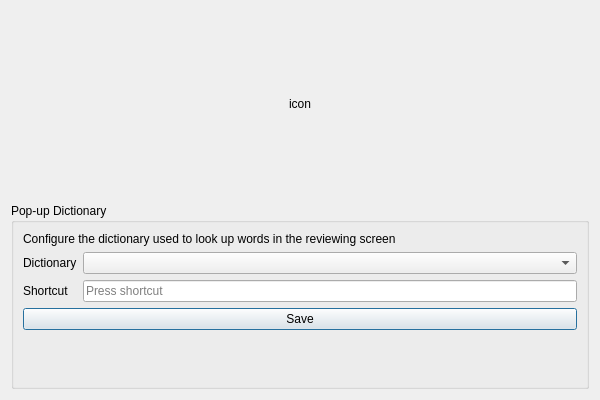
Before: the Qt Designer form designer/settings.ui in abdnh/anki-zim-reader, drawn with Qt 5.
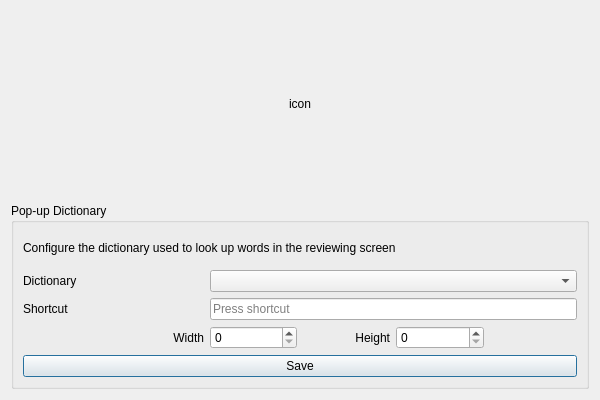
After: the same form once the commit is applied.

The edit to the form file:
```diff
--- a/designer/settings.ui
+++ b/designer/settings.ui
@@ -29,40 +29,74 @@
      <property name="title">
       <string>Pop-up Dictionary</string>
      </property>
-     <layout class="QFormLayout" name="formLayout">
-      <item row="0" column="0" colspan="2">
-       <widget class="QLabel" name="label_2">
-        <property name="text">
-         <string>Configure the dictionary used to look up words in the reviewing screen</string>
-        </property>
-       </widget>
-      </item>
-      <item row="1" column="0">
+     <layout class="QGridLayout" name="gridLayout">
+      <item row="1" column="0" colspan="2">
        <widget class="QLabel" name="label">
         <property name="text">
          <string>Dictionary</string>
         </property>
        </widget>
       </item>
-      <item row="1" column="1">
+      <item row="0" column="0" colspan="6">
+       <widget class="QLabel" name="label_2">
+        <property name="text">
+         <string>Configure the dictionary used to look up words in the reviewing screen</string>
+        </property>
+       </widget>
+      </item>
+      <item row="1" column="2" colspan="4">
        <widget class="QComboBox" name="popupDictionaryComboBox"/>
       </item>
-      <item row="3" column="0" colspan="2">
+      <item row="3" column="4">
+       <widget class="QSpinBox" name="popupHeightSpinBox">
+        <property name="maximum">
+         <number>9999</number>
+        </property>
+       </widget>
+      </item>
+      <item row="4" column="0" colspan="6">
        <widget class="QPushButton" name="saveButton">
         <property name="text">
          <string>Save</string>
         </property>
        </widget>
       </item>
-      <item row="2" column="0">
+      <item row="2" column="2" colspan="4">
+       <widget class="QKeySequenceEdit" name="popupShortcut"/>
+      </item>
+      <item row="3" column="2">
+       <widget class="QSpinBox" name="popupWidthSpinBox">
+        <property name="maximum">
+         <number>9999</number>
+        </property>
+       </widget>
+      </item>
+      <item row="3" column="1">
+       <widget class="QLabel" name="label_4">
+        <property name="text">
+         <string>Width</string>
+        </property>
+        <property name="alignment">
+         <set>Qt::AlignRight|Qt::AlignTrailing|Qt::AlignVCenter</set>
+        </property>
+       </widget>
+      </item>
+      <item row="2" column="0" colspan="2">
        <widget class="QLabel" name="label_3">
         <property name="text">
          <string>Shortcut</string>
         </property>
        </widget>
       </item>
-      <item row="2" column="1">
-       <widget class="QKeySequenceEdit" name="popupShortcut"/>
+      <item row="3" column="3">
+       <widget class="QLabel" name="label_5">
+        <property name="text">
+         <string>Height</string>
+        </property>
+        <property name="alignment">
+         <set>Qt::AlignRight|Qt::AlignTrailing|Qt::AlignVCenter</set>
+        </property>
+       </widget>
       </item>
      </layout>
     </widget>
```
Left out of the diff: 7 changed lines with no effect on the pictures.
